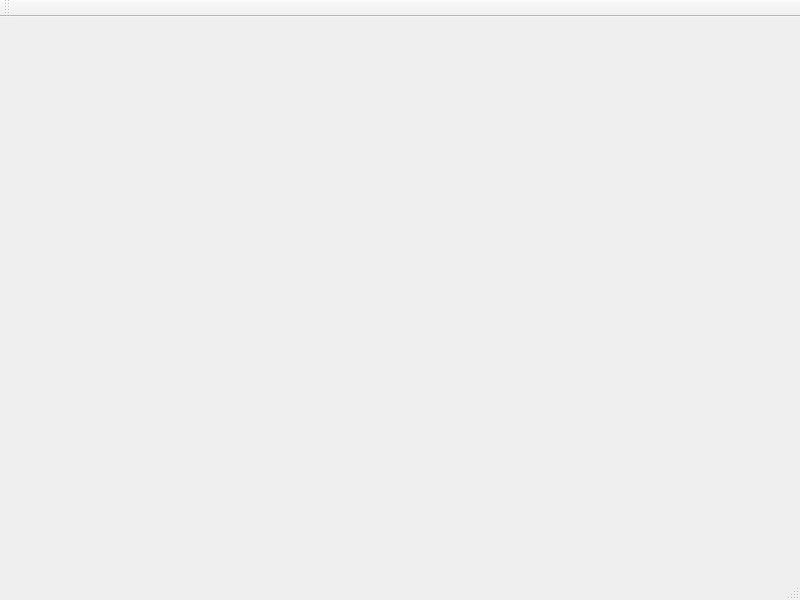
First picture: the form in mainwindow.ui, repository ikryukov/QtVulkan, before the edit.
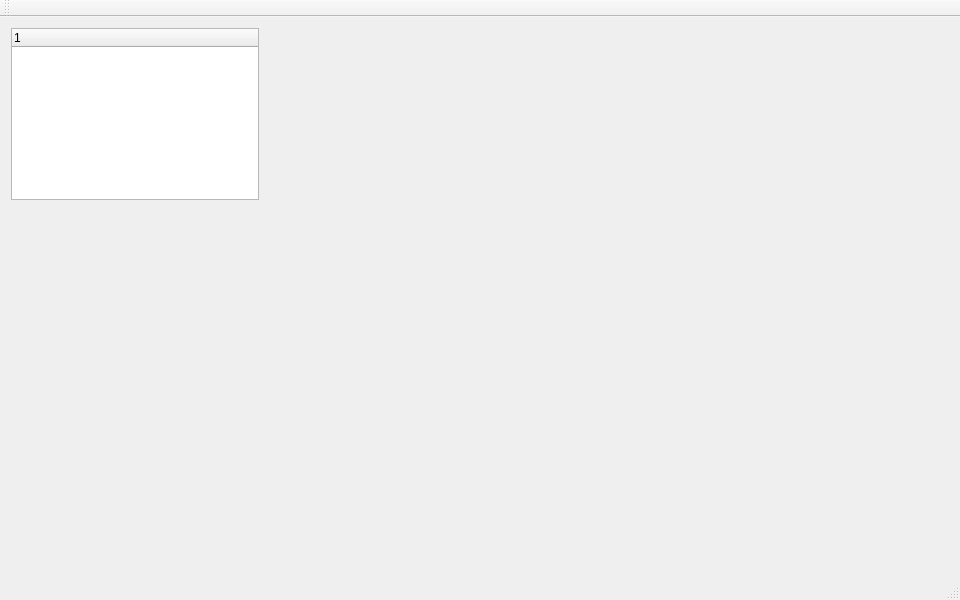
Second picture: the form after the edit.

Diff of the .ui file:
```diff
--- a/mainwindow.ui
+++ b/mainwindow.ui
@@ -1,24 +1,86 @@
 <ui version="4.0">
  <class>MainWindow</class>
- <widget class="QMainWindow" name="MainWindow" >
-  <property name="geometry" >
+ <widget class="QMainWindow" name="MainWindow">
+  <property name="geometry">
    <rect>
     <x>0</x>
     <y>0</y>
-    <width>800</width>
+    <width>960</width>
     <height>600</height>
    </rect>
   </property>
-  <property name="windowTitle" >
+  <property name="minimumSize">
+   <size>
+    <width>960</width>
+    <height>600</height>
+   </size>
+  </property>
+  <property name="windowTitle">
    <string>MainWindow</string>
   </property>
-  <widget class="QMenuBar" name="menuBar" />
-  <widget class="QToolBar" name="mainToolBar" />
-  <widget class="QWidget" name="centralWidget" />
-  <widget class="QStatusBar" name="statusBar" />
+  <widget class="QWidget" name="centralWidget">
+   <widget class="QWidget" name="layoutWidget">
+    <property name="geometry">
+     <rect>
+      <x>0</x>
+      <y>0</y>
+      <width>270</width>
+      <height>194</height>
+     </rect>
+    </property>
+    <layout class="QHBoxLayout" name="horizontalLayout">
+     <property name="sizeConstraint">
+      <enum>QLayout::SetMaximumSize</enum>
+     </property>
+     <item>
+      <widget class="QTreeWidget" name="treeWidget">
+       <property name="maximumSize">
+        <size>
+         <width>256</width>
+         <height>16777215</height>
+        </size>
+       </property>
+       <column>
+        <property name="text">
+         <string notr="true">1</string>
+        </property>
+       </column>
+      </widget>
+     </item>
+     <item>
+      <layout class="QVBoxLayout" name="renderLayout">
+       <property name="spacing">
+        <number>0</number>
+       </property>
+       <property name="sizeConstraint">
+        <enum>QLayout::SetDefaultConstraint</enum>
+       </property>
+      </layout>
+     </item>
+    </layout>
+   </widget>
+  </widget>
+  <widget class="QMenuBar" name="menuBar">
+   <property name="geometry">
+    <rect>
+     <x>0</x>
+     <y>0</y>
+     <width>960</width>
+     <height>22</height>
+    </rect>
+   </property>
+  </widget>
+  <widget class="QToolBar" name="mainToolBar">
+   <attribute name="toolBarArea">
+    <enum>TopToolBarArea</enum>
+   </attribute>
+   <attribute name="toolBarBreak">
+    <bool>false</bool>
+   </attribute>
+  </widget>
+  <widget class="QStatusBar" name="statusBar"/>
  </widget>
- <layoutDefault spacing="6" margin="11" />
- <pixmapfunction></pixmapfunction>
+ <layoutdefault spacing="6" margin="11"/>
  <resources/>
  <connections/>
 </ui>
```
Left out of the diff: 1 changed line with no effect on the pictures.
